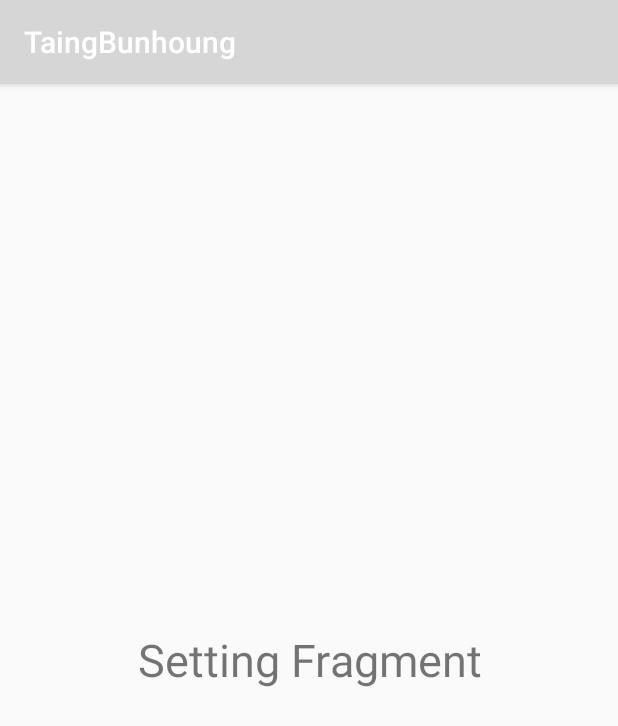
After one commit to Bunhoung/TaingBunhoung, an Android app: the fragment Setting shown on its own in the app's theme, on a phone screen of 412 x 824 dp. The commit adds this screen. Shown: the top 726 px of the screen. Run offline under Robolectric (Android 15) with nearby library versions, the phone set to English and light mode, and no system bars.

Commit message:
Last Push

```diff
--- /dev/null
+++ b/app/src/main/java/com/example/taingbunhoung/Setting.java
@@ -0,0 +1,19 @@
+package com.example.taingbunhoung;
+
+import android.os.Bundle;
+
+import androidx.fragment.app.Fragment;
+
+import android.view.LayoutInflater;
+import android.view.View;
+import android.view.ViewGroup;
+
+public class Setting extends Fragment {
+
+    @Override
+    public View onCreateView(LayoutInflater inflater, ViewGroup container,
+                             Bundle savedInstanceState) {
+        // Inflate the layout for this fragment
+        return inflater.inflate(R.layout.fragment_setting, container, false);
+    }
+}
--- /dev/null
+++ b/app/src/main/res/layout/fragment_setting.xml
@@ -0,0 +1,18 @@
+<?xml version="1.0" encoding="utf-8"?>
+<FrameLayout xmlns:android="http://schemas.android.com/apk/res/android"
+    xmlns:tools="http://schemas.android.com/tools"
+    android:layout_width="match_parent"
+    android:layout_height="match_parent"
+    tools:context=".Setting">
+
+    <TextView
+        android:id="@+id/searchfragment"
+        android:layout_width="match_parent"
+        android:layout_height="match_parent"
+        android:text="Setting Fragment"
+        android:textSize="30dp"
+        android:textAlignment="center"
+        android:gravity="center"
+        />
+
+</FrameLayout>
```
Also changed, not shown: app/src/main/java/com/example/taingbunhoung/MainActivity.java (+16 -9 lines).
